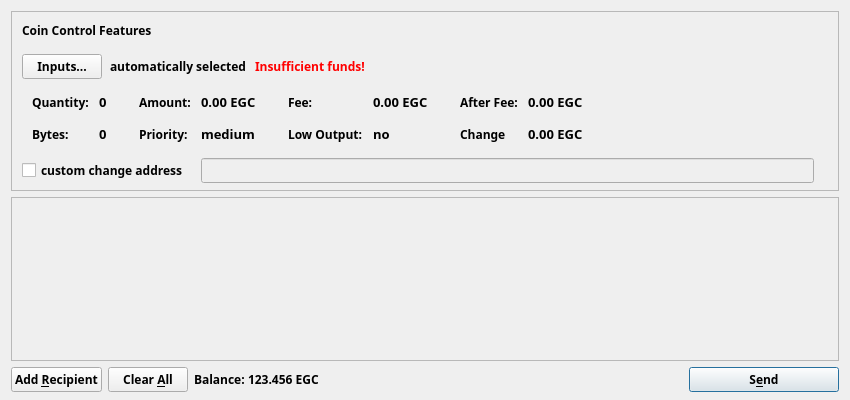
First picture: the form in src/qt/forms/sendcoinsdialog.ui, repository EverGreenCoinDev/EverGreenCoin, before the edit.
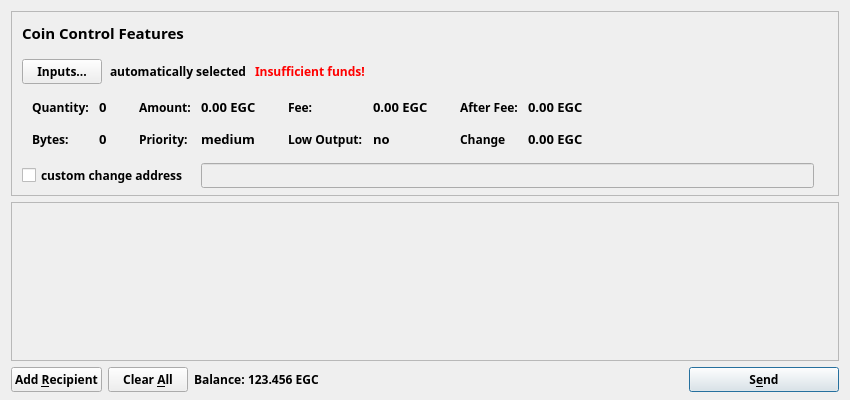
Second picture: the form after the edit. Icons and pictures are not drawn.

```diff
--- a/src/qt/forms/sendcoinsdialog.ui
+++ b/src/qt/forms/sendcoinsdialog.ui
@@ -88,6 +88,7 @@
             <property name="font">
              <font>
               <family>Typola</family>
+              <pointsize>11</pointsize>
               <weight>75</weight>
               <bold>true</bold>
               <stylestrategy>PreferAntialias</stylestrategy>
@@ -807,7 +808,7 @@
         <x>0</x>
         <y>0</y>
         <width>830</width>
-        <height>178</height>
+        <height>175</height>
        </rect>
       </property>
       <layout class="QVBoxLayout" name="verticalLayout_2">
```
